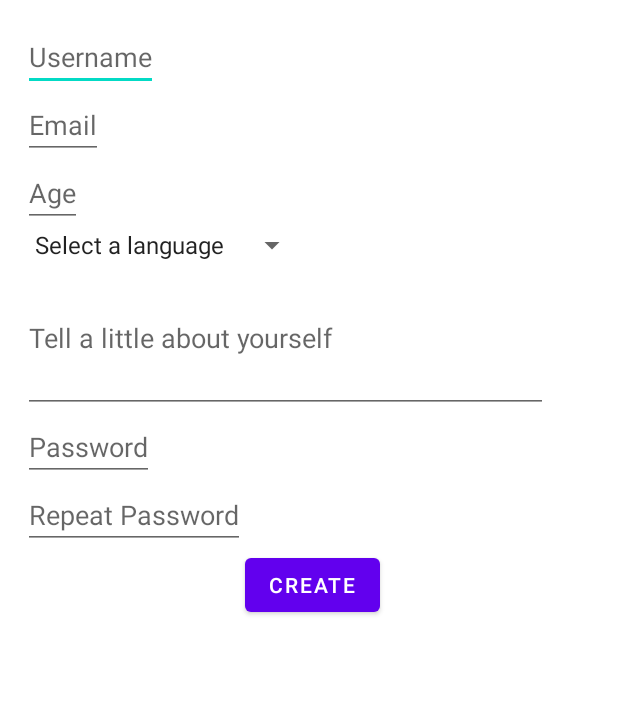
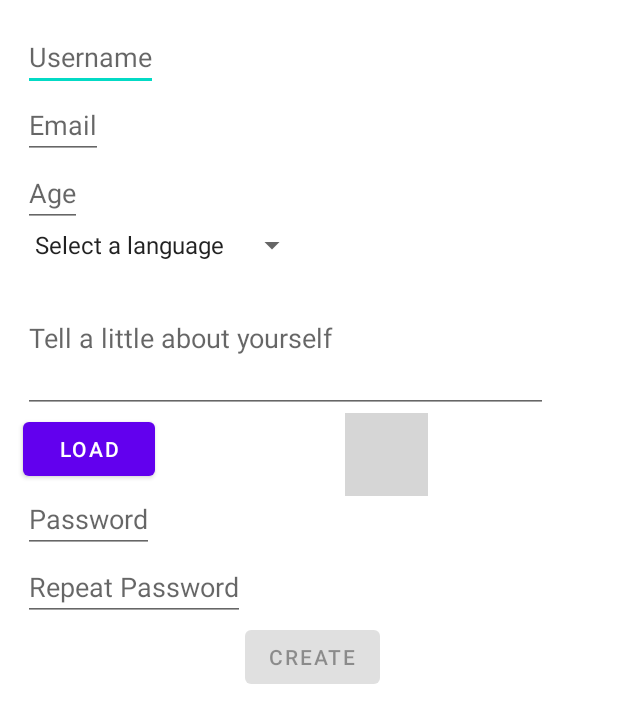
Before and after one commit to SBrown117/MonsterParty, an Android app: the layout create_account_page.xml on its own in the app's theme, with its tools: preview values and no code run, on a phone screen of 412 x 824 dp. Shown: the top 723 px of the screen. Run offline under Robolectric (Android 15) with nearby library versions, the phone set to English and light mode, and no system bars; grey boxes are pictures that could not be loaded.

Commit message:
A lot of code, not sure if works

```diff
--- a/app/src/main/AndroidManifest.xml
+++ b/app/src/main/AndroidManifest.xml
@@ -2,6 +2,8 @@
 <manifest xmlns:android="http://schemas.android.com/apk/res/android"
     package="com.example.monsterparty">
 
+    <uses-permission android:name="android.permission.INTERNET"/>
+    <uses-permission android:name="android.permission.READ_EXTERNAL_STORAGE"/>
     <application
         android:allowBackup="true"
         android:icon="@mipmap/ic_launcher"
--- a/app/src/main/java/com/example/monsterparty/MainActivity.kt
+++ b/app/src/main/java/com/example/monsterparty/MainActivity.kt
@@ -7,6 +7,7 @@ import android.view.MenuInflater
 import android.view.MenuItem
 
 class MainActivity : AppCompatActivity() {
+
     override fun onCreate(savedInstanceState: Bundle?) {
         super.onCreate(savedInstanceState)
         setContentView(R.layout.activity_main)
--- a/app/src/main/res/layout/create_account_page.xml
+++ b/app/src/main/res/layout/create_account_page.xml
@@ -1,8 +1,16 @@
 <?xml version="1.0" encoding="utf-8"?>
-<androidx.constraintlayout.widget.ConstraintLayout
+
+<layout
     xmlns:android="http://schemas.android.com/apk/res/android"
     xmlns:tools="http://schemas.android.com/tools"
-    xmlns:app="http://schemas.android.com/apk/res-auto"
+    xmlns:app="http://schemas.android.com/apk/res-auto">
+    <data>
+        <import type="android.view.View"/>
+        <variable
+            name="userViewModel"
+            type="com.example.monsterparty.viewmodel.UserViewModel" />
+    </data>
+<androidx.constraintlayout.widget.ConstraintLayout
     android:layout_width="match_parent"
     android:layout_height="match_parent">
 
@@ -12,6 +20,7 @@
         android:layout_height="wrap_content"
         android:layout_margin="15dp"
         android:hint="@string/hint_username"
+        android:text="@={userViewModel.createUserName}"
         app:layout_constraintStart_toStartOf="parent"
         app:layout_constraintTop_toTopOf="parent"/>
     <EditText
@@ -19,6 +28,7 @@
         android:layout_width="wrap_content"
         android:layout_height="wrap_content"
         android:hint="@string/hint_email"
+        android:text="@={userViewModel.createUserEmail}"
         app:layout_constraintTop_toBottomOf="@id/ca_et_username"
         app:layout_constraintLeft_toLeftOf="@id/ca_et_username"/>
     <EditText
@@ -27,6 +37,7 @@
         android:layout_height="wrap_content"
         android:inputType="number"
         android:hint="@string/hint_age"
+        android:text="@={userViewModel.createUserAge}"
         app:layout_constraintTop_toBottomOf="@id/ca_et_email"
         app:layout_constraintLeft_toLeftOf="@id/ca_et_email"/>
     <Spinner
@@ -45,16 +56,33 @@
         android:maxLength="200"
         android:singleLine="false"
         android:textAlignment="viewStart"
-        android:textDirection="firstStrongRtl"
+        android:text="@={userViewModel.createUserDesc}"
         app:layout_constraintLeft_toLeftOf="@id/ca_spn_lang"
         app:layout_constraintTop_toBottomOf="@id/ca_spn_lang" />
+    <Button
+        android:id="@+id/ca_btn_image_load"
+        android:layout_width="wrap_content"
+        android:layout_height="wrap_content"
+        android:text="@string/load"
+        app:layout_constraintTop_toBottomOf="@id/ca_et_desc"
+        app:layout_constraintLeft_toLeftOf="@id/ca_et_desc"/>
+    <ImageView
+        android:id="@+id/ca_iv_image"
+        android:layout_width="55dp"
+        android:layout_height="55dp"
+        app:layout_constraintLeft_toRightOf="@id/ca_btn_image_load"
+        app:layout_constraintTop_toBottomOf="@id/ca_et_desc"
+        app:layout_constraintRight_toRightOf="parent"
+        android:onClick="getImage"
+        tools:srcCompat="@tools:sample/avatars"/>
     <EditText
         android:id="@+id/ca_et_password"
         android:layout_width="wrap_content"
         android:layout_height="wrap_content"
         android:inputType="textPassword"
         android:hint="@string/hint_password"
-        app:layout_constraintTop_toBottomOf="@id/ca_et_desc"
+        android:text="@={userViewModel.createUserPassword}"
+        app:layout_constraintTop_toBottomOf="@id/ca_btn_image_load"
         app:layout_constraintLeft_toLeftOf="@id/ca_et_desc"/>
     <EditText
         android:id="@+id/ca_et_password_match"
@@ -69,7 +97,10 @@
         android:layout_width="wrap_content"
         android:layout_height="wrap_content"
         android:text="@string/create"
+        android:enabled="false"
         app:layout_constraintTop_toBottomOf="@id/ca_et_password_match"
-        app:layout_constraintLeft_toRightOf="@id/ca_et_password_match"/>
+        app:layout_constraintLeft_toRightOf="@id/ca_et_password_match"
+        android:onClick="@{()->userViewModel.saveUser()"/>
 
 </androidx.constraintlayout.widget.ConstraintLayout>
+</layout>
--- a/build.gradle
+++ b/build.gradle
@@ -13,6 +13,7 @@ buildscript {
     dependencies {
         classpath "com.android.tools.build:gradle:4.1.0"
         classpath "org.jetbrains.kotlin:kotlin-gradle-plugin:$kotlin_version"
+        classpath 'com.google.gms:google-services:4.3.4'
 
         // NOTE: Do not place your application dependencies here; they belong
         // in the individual module build.gradle files
```
Also changed, not shown: app/build.gradle (+8 -1 lines), app/src/main/java/com/example/monsterparty/Event.kt (added, +27 -0 lines), app/src/main/java/com/example/monsterparty/model/User.kt (+27 -21 lines), app/src/main/java/com/example/monsterparty/model/UserDao.kt (+12 -5 lines), app/src/main/java/com/example/monsterparty/model/UserDatabase.kt (+25 -2 lines), app/src/main/java/com/example/monsterparty/model/UserRepository.kt (+20 -1 lines), app/src/main/java/com/example/monsterparty/view/CreateAccountActivity.kt (added, +52 -0 lines), app/src/main/java/com/example/monsterparty/viewmodel/UserViewModel.kt (+117 -1 lines), app/src/main/java/com/example/monsterparty/viewmodel/UserViewModelProvider.kt (+12 -1 lines), app/src/main/res/layout/update_account_page.xml (+10 -3 lines), 1 other file.
